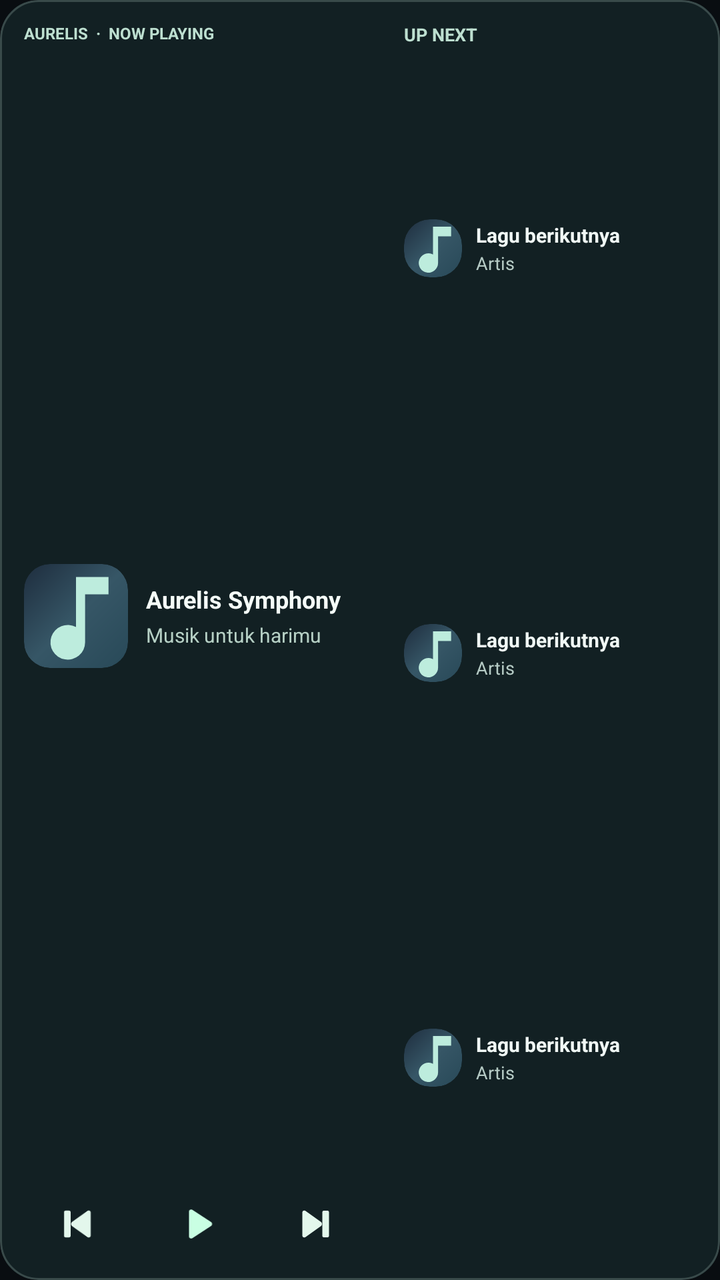
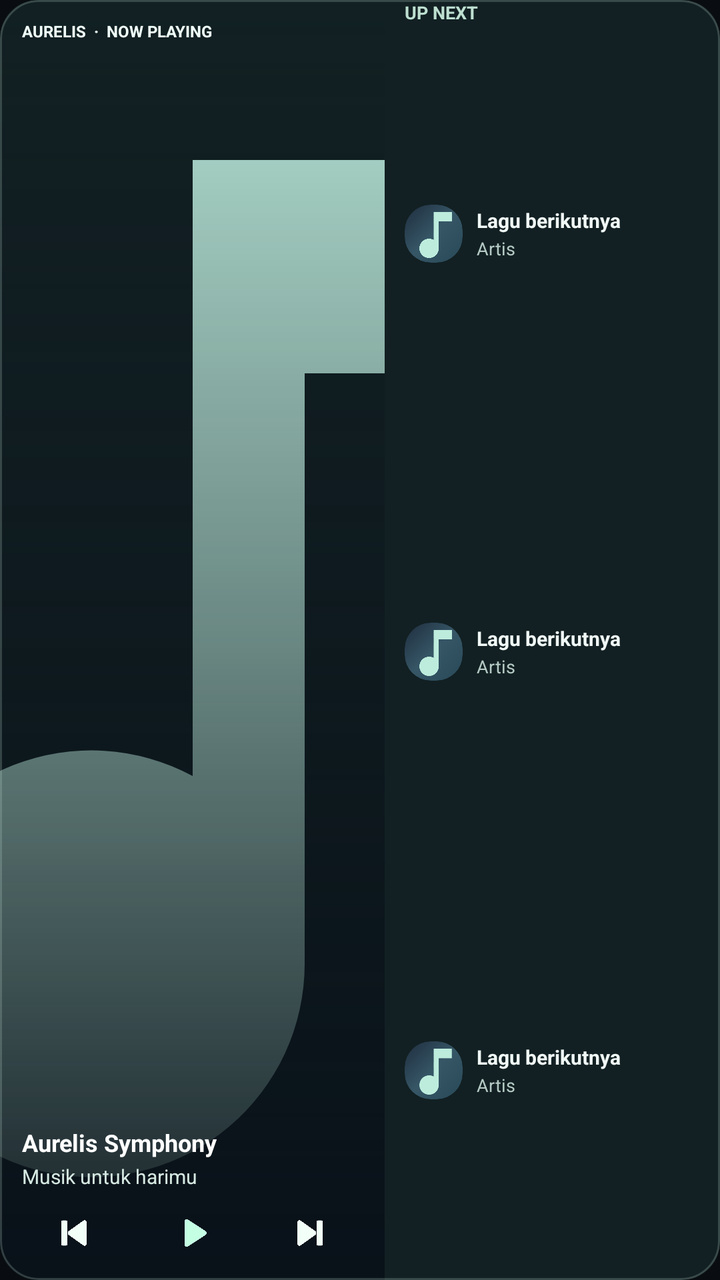

Before-and-after screenshots of an Android layout around one commit, followed by the original layout XML and the change that was made.
<!-- AndroidManifest.xml: application theme Theme.Aurelis -->
<!-- res/layout/widget_aurelis.xml -->
<?xml version="1.0" encoding="utf-8"?>
<FrameLayout xmlns:android="http://schemas.android.com/apk/res/android"
    android:id="@+id/widget_root" android:layout_width="match_parent"
    android:layout_height="match_parent" android:background="@drawable/widget_shell"
    android:foreground="@drawable/widget_border" android:clipToOutline="true">
    <ImageView android:id="@+id/widget_background"
        android:layout_width="match_parent" android:layout_height="match_parent"
        android:scaleType="fitXY" android:contentDescription="@null"/>
    <LinearLayout android:layout_width="match_parent" android:layout_height="match_parent"
        android:orientation="horizontal" android:paddingLeft="12dp"
        android:paddingRight="11dp" android:paddingTop="11dp" android:paddingBottom="10dp">
        <LinearLayout android:layout_width="0dp" android:layout_weight="1.07"
            android:layout_height="match_parent" android:orientation="vertical"
            android:paddingRight="7dp">
            <TextView android:layout_width="match_parent" android:layout_height="wrap_content"
                android:text="AURELIS  ·  NOW PLAYING" android:textColor="#BDDFD0"
                android:textStyle="bold" android:textSize="8sp" android:singleLine="true"/>
            <LinearLayout android:layout_width="match_parent" android:layout_height="0dp"
                android:layout_weight="1" android:orientation="horizontal"
                android:gravity="center_vertical">
                <ImageView android:id="@+id/widget_art"
                    android:layout_width="52dp" android:layout_height="52dp"
                    android:src="@drawable/widget_music_note"
                    android:background="@drawable/widget_album_frame"
                    android:clipToOutline="true" android:scaleType="centerCrop"
                    android:contentDescription="Cover lagu"/>
                <LinearLayout android:layout_width="0dp" android:layout_weight="1"
                    android:layout_height="wrap_content" android:layout_marginLeft="9dp"
                    android:orientation="vertical">
                    <TextView android:id="@+id/widget_title"
                        android:layout_width="match_parent" android:layout_height="wrap_content"
                        android:maxLines="2" android:ellipsize="end"
                        android:text="Aurelis Symphony" android:textColor="#F5FCF8"
                        android:textStyle="bold" android:textSize="12sp"/>
                    <TextView android:id="@+id/widget_artist"
                        android:layout_width="match_parent" android:layout_height="wrap_content"
                        android:layout_marginTop="3dp" android:maxLines="1"
                        android:ellipsize="end" android:text="Musik untuk harimu"
                        android:textColor="#B6D0C5" android:textSize="10sp"/>
                </LinearLayout>
            </LinearLayout>
            <LinearLayout android:layout_width="match_parent" android:layout_height="36dp"
                android:orientation="horizontal" android:gravity="center">
                <ImageView android:id="@+id/widget_prev" android:layout_width="0dp"
                    android:layout_weight="1" android:layout_height="36dp"
                    android:padding="8dp" android:src="@drawable/widget_previous"
                    android:tint="#E3F7EC" android:contentDescription="Lagu sebelumnya"/>
                <ImageView android:id="@+id/widget_toggle" android:layout_width="0dp"
                    android:layout_weight="1.13" android:layout_height="36dp"
                    android:padding="7dp" android:src="@drawable/widget_play"
                    android:tint="#C9FFE3" android:contentDescription="Play atau pause"/>
                <ImageView android:id="@+id/widget_next" android:layout_width="0dp"
                    android:layout_weight="1" android:layout_height="36dp"
                    android:padding="8dp" android:src="@drawable/widget_next"
                    android:tint="#E3F7EC" android:contentDescription="Lagu berikutnya"/>
            </LinearLayout>
        </LinearLayout>
        <LinearLayout android:layout_width="0dp" android:layout_weight=".93"
            android:layout_height="match_parent" android:orientation="vertical"
            android:paddingLeft="10dp">
            <TextView android:id="@+id/widget_queue_header"
                android:layout_width="match_parent" android:layout_height="wrap_content"
                android:text="UP NEXT" android:textColor="#BDDFD0"
                android:textSize="9sp" android:textStyle="bold"/>
                        <LinearLayout android:id="@+id/widget_next_one_row"
                android:layout_width="match_parent" android:layout_height="0dp"
                android:layout_weight="1" android:orientation="horizontal"
                android:gravity="center_vertical" android:paddingTop="2dp"
                android:paddingBottom="2dp">
                <ImageView android:id="@+id/widget_next_one_art"
                    android:layout_width="29dp" android:layout_height="29dp"
                    android:src="@drawable/widget_music_note"
                    android:background="@drawable/widget_album_frame"
                    android:clipToOutline="true" android:scaleType="centerCrop"
                    android:contentDescription="Cover lagu"/>
                <LinearLayout android:layout_width="0dp" android:layout_weight="1"
                    android:layout_height="wrap_content" android:orientation="vertical"
                    android:layout_marginLeft="7dp">
                    <TextView android:id="@+id/widget_next_one"
                        android:layout_width="match_parent" android:layout_height="wrap_content"
                        android:text="Lagu berikutnya" android:textColor="#F0F8F5"
                        android:textStyle="bold" android:textSize="10sp"
                        android:singleLine="true" android:ellipsize="end"/>
                    <TextView android:id="@+id/widget_next_one_artist"
                        android:layout_width="match_parent" android:layout_height="wrap_content"
                        android:layout_marginTop="1dp" android:text="Artis"
                        android:textColor="#B5CAC4" android:textSize="9sp"
                        android:singleLine="true" android:ellipsize="end"/>
                </LinearLayout>
            </LinearLayout>
                        <LinearLayout android:id="@+id/widget_next_two_row"
                android:layout_width="match_parent" android:layout_height="0dp"
                android:layout_weight="1" android:orientation="horizontal"
                android:gravity="center_vertical" android:paddingTop="2dp"
                android:paddingBottom="2dp">
                <ImageView android:id="@+id/widget_next_two_art"
                    android:layout_width="29dp" android:layout_height="29dp"
                    android:src="@drawable/widget_music_note"
                    android:background="@drawable/widget_album_frame"
                    android:clipToOutline="true" android:scaleType="centerCrop"
                    android:contentDescription="Cover lagu"/>
                <LinearLayout android:layout_width="0dp" android:layout_weight="1"
                    android:layout_height="wrap_content" android:orientation="vertical"
                    android:layout_marginLeft="7dp">
                    <TextView android:id="@+id/widget_next_two"
                        android:layout_width="match_parent" android:layout_height="wrap_content"
                        android:text="Lagu berikutnya" android:textColor="#F0F8F5"
                        android:textStyle="bold" android:textSize="10sp"
                        android:singleLine="true" android:ellipsize="end"/>
                    <TextView android:id="@+id/widget_next_two_artist"
                        android:layout_width="match_parent" android:layout_height="wrap_content"
                        android:layout_marginTop="1dp" android:text="Artis"
                        android:textColor="#B5CAC4" android:textSize="9sp"
                        android:singleLine="true" android:ellipsize="end"/>
                </LinearLayout>
            </LinearLayout>
                        <LinearLayout android:id="@+id/widget_next_three_row"
                android:layout_width="match_parent" android:layout_height="0dp"
                android:layout_weight="1" android:orientation="horizontal"
                android:gravity="center_vertical" android:paddingTop="2dp"
                android:paddingBottom="2dp">
                <ImageView android:id="@+id/widget_next_three_art"
                    android:layout_width="29dp" android:layout_height="29dp"
                    android:src="@drawable/widget_music_note"
                    android:background="@drawable/widget_album_frame"
                    android:clipToOutline="true" android:scaleType="centerCrop"
                    android:contentDescription="Cover lagu"/>
                <LinearLayout android:layout_width="0dp" android:layout_weight="1"
                    android:layout_height="wrap_content" android:orientation="vertical"
                    android:layout_marginLeft="7dp">
                    <TextView android:id="@+id/widget_next_three"
                        android:layout_width="match_parent" android:layout_height="wrap_content"
                        android:text="Lagu berikutnya" android:textColor="#F0F8F5"
                        android:textStyle="bold" android:textSize="10sp"
                        android:singleLine="true" android:ellipsize="end"/>
                    <TextView android:id="@+id/widget_next_three_artist"
                        android:layout_width="match_parent" android:layout_height="wrap_content"
                        android:layout_marginTop="1dp" android:text="Artis"
                        android:textColor="#B5CAC4" android:textSize="9sp"
                        android:singleLine="true" android:ellipsize="end"/>
                </LinearLayout>
            </LinearLayout>
        </LinearLayout>
    </LinearLayout>
</FrameLayout>
<!-- resources referenced by this layout -->
<resources>
  <!-- drawable widget_album_frame (drawable) -->
  <?xml version="1.0" encoding="utf-8"?>
  <shape xmlns:android="http://schemas.android.com/apk/res/android" android:shape="rectangle">
      <corners android:radius="13dp" />
      <gradient android:angle="135" android:startColor="#284958" android:centerColor="#365666" android:endColor="#1E2D3E"/>
  </shape>
  <!-- drawable widget_border (drawable) -->
  <?xml version="1.0" encoding="utf-8"?>
  <shape xmlns:android="http://schemas.android.com/apk/res/android" android:shape="rectangle">
      <corners android:radius="19dp"/>
      <solid android:color="#00000000"/>
      <stroke android:width="1dp" android:color="#3ABED8CF"/>
  </shape>
  <!-- drawable widget_music_note (drawable) -->
  <?xml version="1.0" encoding="utf-8"?>
  <vector xmlns:android="http://schemas.android.com/apk/res/android"
      android:width="48dp" android:height="48dp"
      android:viewportWidth="24" android:viewportHeight="24">
      <path android:fillColor="#BDECDD"
          android:pathData="M12,3v11.55a4,4 0,1 0,2.1 3.52V7h5.4V3H12z"/>
  </vector>
  <!-- drawable widget_next (drawable) -->
  <?xml version="1.0" encoding="utf-8"?>
  <vector xmlns:android="http://schemas.android.com/apk/res/android" android:width="24dp" android:height="24dp" android:viewportWidth="24" android:viewportHeight="24">
      <path android:fillColor="#FFFFFFFF" android:pathData="M5,5 C5,4 6.2,3.6 7,4.2 L16.1,10.7 C17,11.3 17,12.7 16.1,13.3 L7,19.8 C6.2,20.4 5,20 5,19 Z M18,4 h2 a1,1 0,0 1,1 1 v14 a1,1 0,0 1,-1 1 h-2 a1,1 0,0 1,-1 -1 v-14 a1,1 0,0 1,1 -1 Z"/>
  </vector>
  <!-- drawable widget_play (drawable) -->
  <?xml version="1.0" encoding="utf-8"?>
  <vector xmlns:android="http://schemas.android.com/apk/res/android" android:width="24dp" android:height="24dp" android:viewportWidth="24" android:viewportHeight="24">
      <path android:fillColor="#FFFFFFFF" android:pathData="M8,5.2 C8,4.2 9.1,3.8 9.9,4.3 L20,10.9 C20.8,11.4 20.8,12.6 20,13.1 L9.9,19.7 C9.1,20.2 8,19.8 8,18.8 Z"/>
  </vector>
  <!-- drawable widget_previous (drawable) -->
  <?xml version="1.0" encoding="utf-8"?>
  <vector xmlns:android="http://schemas.android.com/apk/res/android" android:width="24dp" android:height="24dp" android:viewportWidth="24" android:viewportHeight="24">
      <path android:fillColor="#FFFFFFFF" android:pathData="M19,5 C19,4 17.8,3.6 17,4.2 L7.9,10.7 C7,11.3 7,12.7 7.9,13.3 L17,19.8 C17.8,20.4 19,20 19,19 Z M6,4 h-2 a1,1 0,0 0,-1 1 v14 a1,1 0,0 0,1 1 h2 a1,1 0,0 0,1 -1 v-14 a1,1 0,0 0,-1 -1 Z"/>
  </vector>
  <!-- drawable widget_shell (drawable) -->
  <?xml version="1.0" encoding="utf-8"?>
  <shape xmlns:android="http://schemas.android.com/apk/res/android" android:shape="rectangle">
      <corners android:radius="19dp"/>
      <solid android:color="#CA152528"/>
  </shape>
  <style name="Theme.Aurelis" parent="android:style/Theme.Material.NoActionBar">
      <item name="android:windowLightStatusBar">false</item>
      <item name="android:windowActionModeOverlay">true</item>
      <item name="android:windowLightNavigationBar">false</item>
      <item name="android:windowDrawsSystemBarBackgrounds">true</item>
      <item name="android:windowBackground">#090D11</item>
      <item name="android:navigationBarColor">#090C10</item>
      <item name="android:statusBarColor">#090C10</item>
    </style>
</resources>

<!-- the commit's change to res/layout/widget_aurelis.xml (unified diff, before → after) -->
@@ -6,55 +6,58 @@
     <ImageView android:id="@+id/widget_background"
         android:layout_width="match_parent" android:layout_height="match_parent"
         android:scaleType="fitXY" android:contentDescription="@null"/>
-    <LinearLayout android:layout_width="match_parent" android:layout_height="match_parent"
-        android:orientation="horizontal" android:paddingLeft="12dp"
-        android:paddingRight="11dp" android:paddingTop="11dp" android:paddingBottom="10dp">
-        <LinearLayout android:layout_width="0dp" android:layout_weight="1.07"
-            android:layout_height="match_parent" android:orientation="vertical"
-            android:paddingRight="7dp">
-            <TextView android:layout_width="match_parent" android:layout_height="wrap_content"
-                android:text="AURELIS  ·  NOW PLAYING" android:textColor="#BDDFD0"
-                android:textStyle="bold" android:textSize="8sp" android:singleLine="true"/>
-            <LinearLayout android:layout_width="match_parent" android:layout_height="0dp"
-                android:layout_weight="1" android:orientation="horizontal"
-                android:gravity="center_vertical">
-                <ImageView android:id="@+id/widget_art"
-                    android:layout_width="52dp" android:layout_height="52dp"
-                    android:src="@drawable/widget_music_note"
-                    android:background="@drawable/widget_album_frame"
-                    android:clipToOutline="true" android:scaleType="centerCrop"
-                    android:contentDescription="Cover lagu"/>
-                <LinearLayout android:layout_width="0dp" android:layout_weight="1"
-                    android:layout_height="wrap_content" android:layout_marginLeft="9dp"
-                    android:orientation="vertical">
-                    <TextView android:id="@+id/widget_title"
-                        android:layout_width="match_parent" android:layout_height="wrap_content"
-                        android:maxLines="2" android:ellipsize="end"
-                        android:text="Aurelis Symphony" android:textColor="#F5FCF8"
-                        android:textStyle="bold" android:textSize="12sp"/>
-                    <TextView android:id="@+id/widget_artist"
-                        android:layout_width="match_parent" android:layout_height="wrap_content"
-                        android:layout_marginTop="3dp" android:maxLines="1"
-                        android:ellipsize="end" android:text="Musik untuk harimu"
-                        android:textColor="#B6D0C5" android:textSize="10sp"/>
-                </LinearLayout>
+    <LinearLayout android:layout_width="match_parent"
+        android:layout_height="match_parent" android:orientation="horizontal">
+        
+        <FrameLayout android:layout_width="0dp" android:layout_weight="1.07"
+            android:layout_height="match_parent">
+            <ImageView android:id="@+id/widget_art"
+                android:layout_width="match_parent" android:layout_height="match_parent"
+                android:src="@drawable/widget_music_note" android:scaleType="centerCrop"
+                android:contentDescription="Cover lagu"/>
+            <FrameLayout android:layout_width="match_parent"
+                android:layout_height="match_parent"
+                android:background="@drawable/widget_cover_bottom_blur"/>
+            <LinearLayout android:layout_width="match_parent"
+                android:layout_height="match_parent" android:orientation="vertical"
+                android:paddingLeft="11dp" android:paddingRight="11dp"
+                android:paddingTop="10dp" android:paddingBottom="7dp">
+                <TextView android:layout_width="match_parent" android:layout_height="wrap_content"
+                    android:text="AURELIS  ·  NOW PLAYING" android:textColor="#F0FFF9"
+                    android:textStyle="bold" android:textSize="8sp" android:singleLine="true"/>
+                <FrameLayout android:layout_width="match_parent" android:layout_height="0dp"
+                    android:layout_weight="1"/>
+                <TextView android:id="@+id/widget_title"
+                    android:layout_width="match_parent" android:layout_height="wrap_content"
+                    android:maxLines="1" android:ellipsize="end" android:text="Aurelis Symphony"
+                    android:textColor="#FFFFFFFF" android:textStyle="bold" android:textSize="12sp"/>
+                <TextView android:id="@+id/widget_artist"
+                    android:layout_width="match_parent" android:layout_height="wrap_content"
+                    android:layout_marginTop="2dp" android:layout_marginBottom="5dp"
+                    android:maxLines="1" android:ellipsize="end"
+                    android:text="Musik untuk harimu" android:textColor="#D6E9E2"
+                    android:textSize="10sp"/>
+            <LinearLayout android:layout_width="match_parent" android:layout_height="33dp"
+                android:orientation="horizontal" android:gravity="center_vertical">
+                <ImageView android:id="@+id/widget_prev"
+                    android:layout_width="0dp" android:layout_weight="1"
+                    android:layout_height="33dp" android:padding="7dp"
+                    android:src="@drawable/widget_previous" android:tint="#F2FFF8"
+                    android:contentDescription="Lagu sebelumnya"/>
+                <ImageView android:id="@+id/widget_toggle"
+                    android:layout_width="0dp" android:layout_weight="1.18"
+                    android:layout_height="33dp" android:padding="6dp"
+                    android:src="@drawable/widget_play" android:tint="#C4FFE4"
+                    android:contentDescription="Play atau pause"/>
+                <ImageView android:id="@+id/widget_next"
+                    android:layout_width="0dp" android:layout_weight="1"
+                    android:layout_height="33dp" android:padding="7dp"
+                    android:src="@drawable/widget_next" android:tint="#F2FFF8"
+                    android:contentDescription="Lagu berikutnya"/>
             </LinearLayout>
-            <LinearLayout android:layout_width="match_parent" android:layout_height="36dp"
-                android:orientation="horizontal" android:gravity="center">
-                <ImageView android:id="@+id/widget_prev" android:layout_width="0dp"
-                    android:layout_weight="1" android:layout_height="36dp"
-                    android:padding="8dp" android:src="@drawable/widget_previous"
-                    android:tint="#E3F7EC" android:contentDescription="Lagu sebelumnya"/>
-                <ImageView android:id="@+id/widget_toggle" android:layout_width="0dp"
-                    android:layout_weight="1.13" android:layout_height="36dp"
-                    android:padding="7dp" android:src="@drawable/widget_play"
-                    android:tint="#C9FFE3" android:contentDescription="Play atau pause"/>
-                <ImageView android:id="@+id/widget_next" android:layout_width="0dp"
-                    android:layout_weight="1" android:layout_height="36dp"
-                    android:padding="8dp" android:src="@drawable/widget_next"
-                    android:tint="#E3F7EC" android:contentDescription="Lagu berikutnya"/>
             </LinearLayout>
-        </LinearLayout>
+        </FrameLayout>
+        
         <LinearLayout android:layout_width="0dp" android:layout_weight=".93"
             android:layout_height="match_parent" android:orientation="vertical"
             android:paddingLeft="10dp">
<!-- resource entries referenced after the edit -->
@@ -12,6 +12,16 @@
       <corners android:radius="19dp"/>
       <solid android:color="#00000000"/>
       <stroke android:width="1dp" android:color="#3ABED8CF"/>
+  </shape>
+  <!-- drawable widget_cover_bottom_blur (drawable) -->
+  <?xml version="1.0" encoding="utf-8"?>
+  <shape xmlns:android="http://schemas.android.com/apk/res/android"
+      android:shape="rectangle">
+      
+      <gradient android:angle="270"
+          android:startColor="#0A081319"
+          android:centerColor="#75081118"
+          android:endColor="#EE081018"/>
   </shape>
   <!-- drawable widget_music_note (drawable) -->
   <?xml version="1.0" encoding="utf-8"?>
